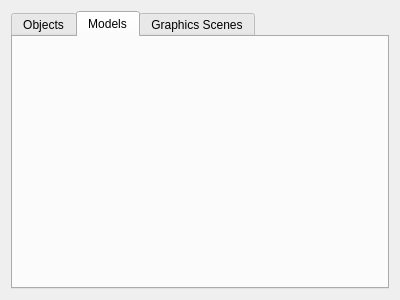
First picture: the form in mainwindow.ui, repository KDAB/GammaRay, before the edit.
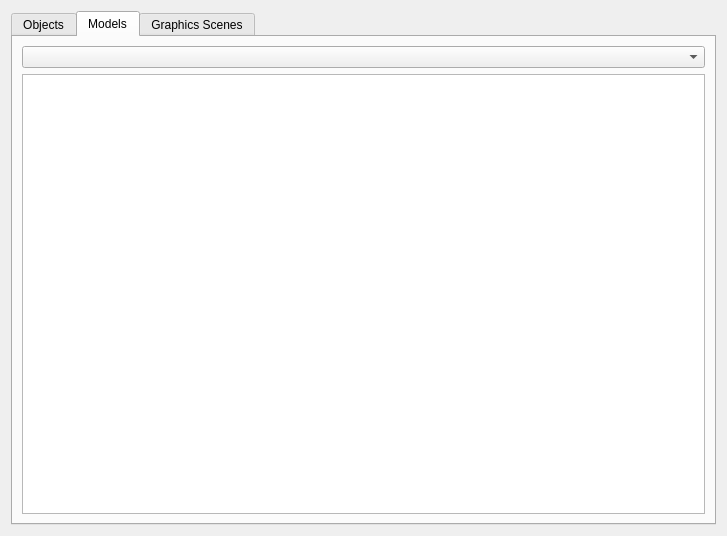
Second picture: the form after the edit. The open tabs and pages were chosen to show the change. Custom widgets are drawn as their Qt base class.

Commit message: Add object type filter proxy and use it for the model inspector.

```diff
--- a/mainwindow.ui
+++ b/mainwindow.ui
@@ -6,8 +6,8 @@
    <rect>
     <x>0</x>
     <y>0</y>
-    <width>400</width>
-    <height>300</height>
+    <width>727</width>
+    <height>536</height>
    </rect>
   </property>
   <property name="windowTitle">
@@ -43,6 +43,14 @@
       <attribute name="title">
        <string>Models</string>
       </attribute>
+      <layout class="QVBoxLayout" name="verticalLayout_3">
+       <item>
+        <widget class="QComboBox" name="modelComboBox"/>
+       </item>
+       <item>
+        <widget class="QTreeView" name="modelContentView"/>
+       </item>
+      </layout>
      </widget>
      <widget class="QWidget" name="tab_2">
       <attribute name="title">
```
The commit also changes 4 other files.
